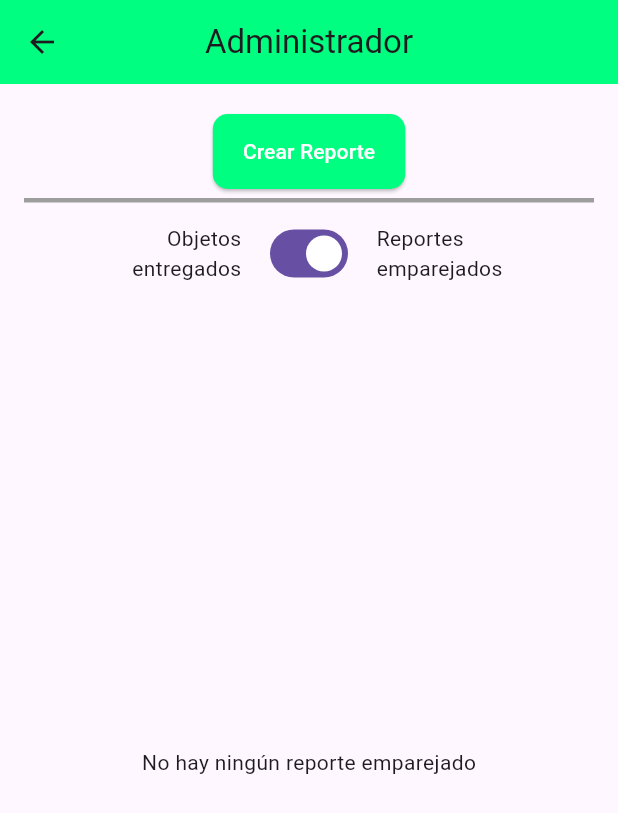
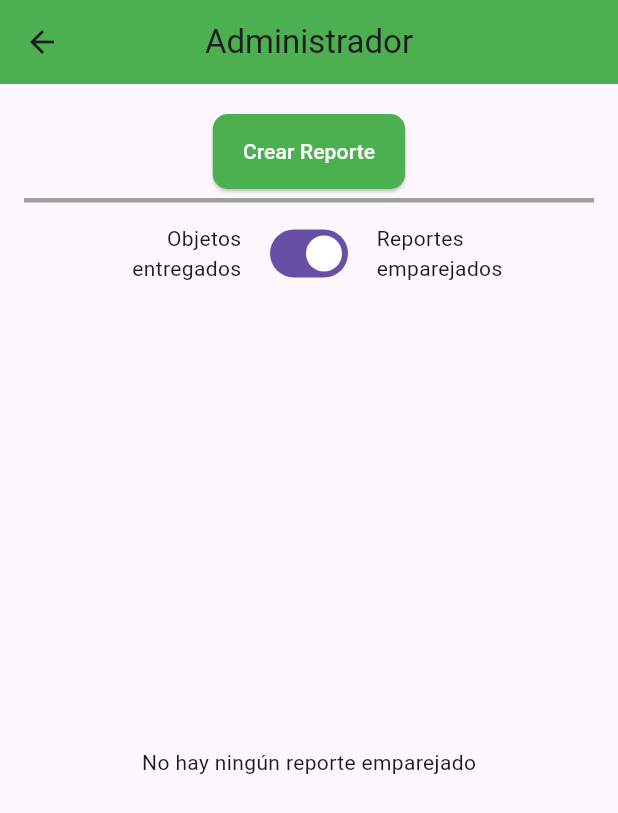
Before and after one commit to Equipo007IngSoftware/ProyectoCosasUdecPerdidas, a Flutter app: the screen it shows after launch, after a tap on "Administrador", on a phone screen of 412 x 824 dp. Shown: the top 813 px of the screen. Run offline on Flutter 3.47's test engine with Material 3 defaults, Android fonts, the phone set to English and light mode, and no system bars; our stand-ins replace file_picker.

Commit message:
se cambia saturación de colores

```diff
--- a/proyectocosasperdidas/lib/Screens/administrator_screen.dart
+++ b/proyectocosasperdidas/lib/Screens/administrator_screen.dart
@@ -30,7 +30,7 @@ class _AdministratorScreen extends State<AdministratorScreen> {
       appBar: AppBar(
         title: const Text("Administrador"),
         centerTitle: true,
-        backgroundColor: Color.fromARGB(255, 0, 255, 128),
+        backgroundColor: Colors.green,
       ),
       // Body que contiene un Center con un texto
       body: Center(
@@ -50,7 +50,7 @@ class _AdministratorScreen extends State<AdministratorScreen> {
               },
               style: ElevatedButton.styleFrom(
                 foregroundColor: Colors.white,
-                backgroundColor: Color.fromARGB(255, 0, 255, 128),
+                backgroundColor: Colors.green,
                 shape: RoundedRectangleBorder(
                   borderRadius: BorderRadius.circular(10),
                 ),
@@ -103,7 +103,7 @@ class _AdministratorScreen extends State<AdministratorScreen> {
                     builder: (context) => AlertDialog(
                       title: const Text("¿Confirmar?"),
                       content: const Text(
-                        "Estos reportes se marcarán como solucionados. Esta acción irreversible",
+                        "Estos reportes se marcarán como solucionados. Esta acción es irreversible",
                       ),
                       actions: [
                         ElevatedButton(
@@ -136,7 +136,7 @@ class _AdministratorScreen extends State<AdministratorScreen> {
                 },
                 style: ElevatedButton.styleFrom(
                   foregroundColor: Colors.white,
-                  backgroundColor: Color.fromARGB(255, 0, 255, 128),
+                  backgroundColor: Colors.green,
                   shape: RoundedRectangleBorder(
                     borderRadius: BorderRadius.circular(10),
                   ),
--- a/proyectocosasperdidas/lib/Screens/home_screen.dart
+++ b/proyectocosasperdidas/lib/Screens/home_screen.dart
@@ -44,7 +44,7 @@ class HomeScreen extends StatelessWidget {
                       style: ElevatedButton.styleFrom(
                         foregroundColor: Colors.white,
                         //backgroundColor: Colors.blue,
-                        backgroundColor: Color.fromARGB(255, 0, 255, 128),
+                        backgroundColor: Colors.green,
                         shape: RoundedRectangleBorder(
                           borderRadius: BorderRadius.circular(10),
                         ),
@@ -106,12 +106,7 @@ class HomeScreen extends StatelessWidget {
                       // Estilo personalizado para el botón
                       style: ElevatedButton.styleFrom(
                         foregroundColor: Colors.white,
-                        backgroundColor: const Color.fromARGB(
-                          255,
-                          209,
-                          250,
-                          46,
-                        ),
+                        backgroundColor: Colors.yellow,
                         shape: RoundedRectangleBorder(
                           borderRadius: BorderRadius.circular(10),
                         ),
--- a/proyectocosasperdidas/lib/Screens/user_screen.dart
+++ b/proyectocosasperdidas/lib/Screens/user_screen.dart
@@ -21,7 +21,7 @@ class _UserScreen extends State<UserScreen> {
       appBar: AppBar(
         title: const Text("Proyecto cosas perdidas UdeC"),
         centerTitle: true,
-        backgroundColor: const Color.fromARGB(255, 209, 250, 46),
+        backgroundColor: Colors.yellow,
       ),
       // Body que contiene un Center con un texto
       body: Center(
@@ -42,7 +42,7 @@ class _UserScreen extends State<UserScreen> {
               },
               style: ElevatedButton.styleFrom(
                 foregroundColor: Colors.white,
-                backgroundColor: const Color.fromARGB(255, 209, 250, 46),
+                backgroundColor: Colors.yellow,
                 shape: RoundedRectangleBorder(
                   borderRadius: BorderRadius.circular(10),
                 ),
```
